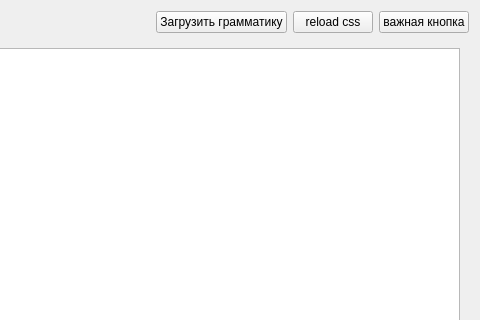
The window that roof.ui (AndreyMlashkin/RoofGenerator) describes before a commit, drawn with Qt 5; both pictures show x 407 to 887 and y 0 to 320 of the 887 by 516 pixel window.
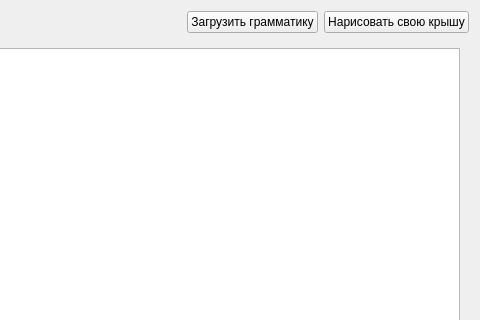
The same window after the commit.

What changed in the file:
```diff
--- a/roof.ui
+++ b/roof.ui
@@ -58,14 +58,7 @@
      <item>
       <widget class="QPushButton" name="pushButton">
        <property name="text">
-        <string>reload css</string>
-       </property>
-      </widget>
-     </item>
-     <item>
-      <widget class="QPushButton" name="pushButton_2">
-       <property name="text">
-        <string>важная кнопка</string>
+        <string>Нарисовать свою крышу</string>
        </property>
       </widget>
      </item>
```
Left out of the diff: 2 changed lines with no effect on the pictures.
